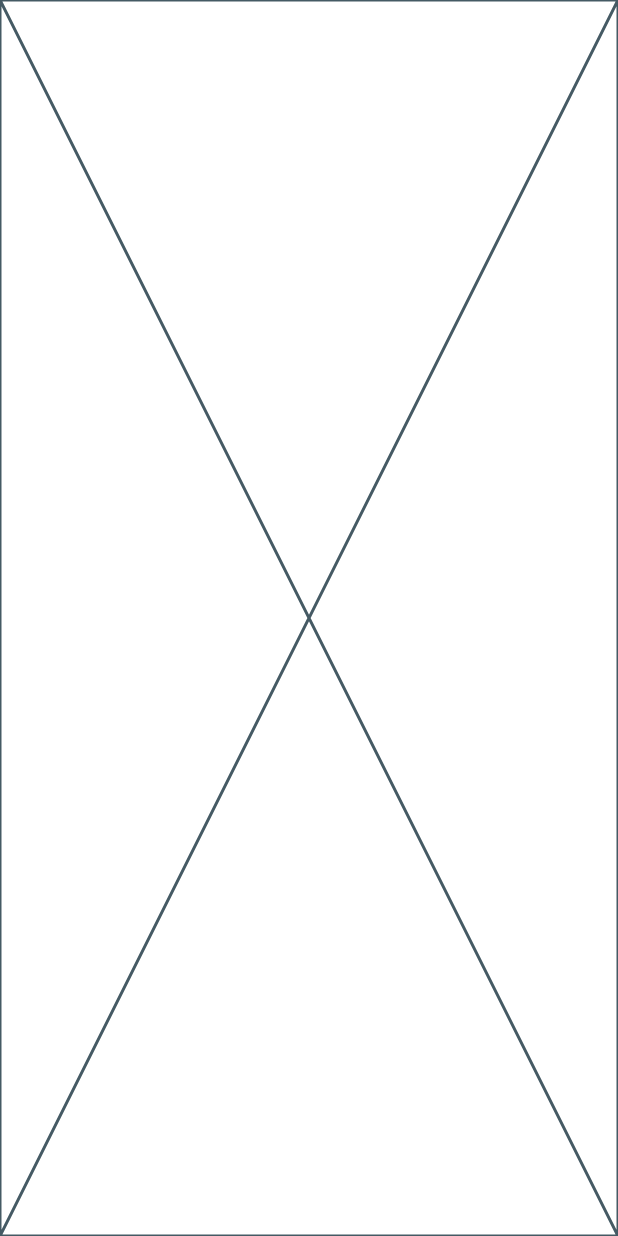
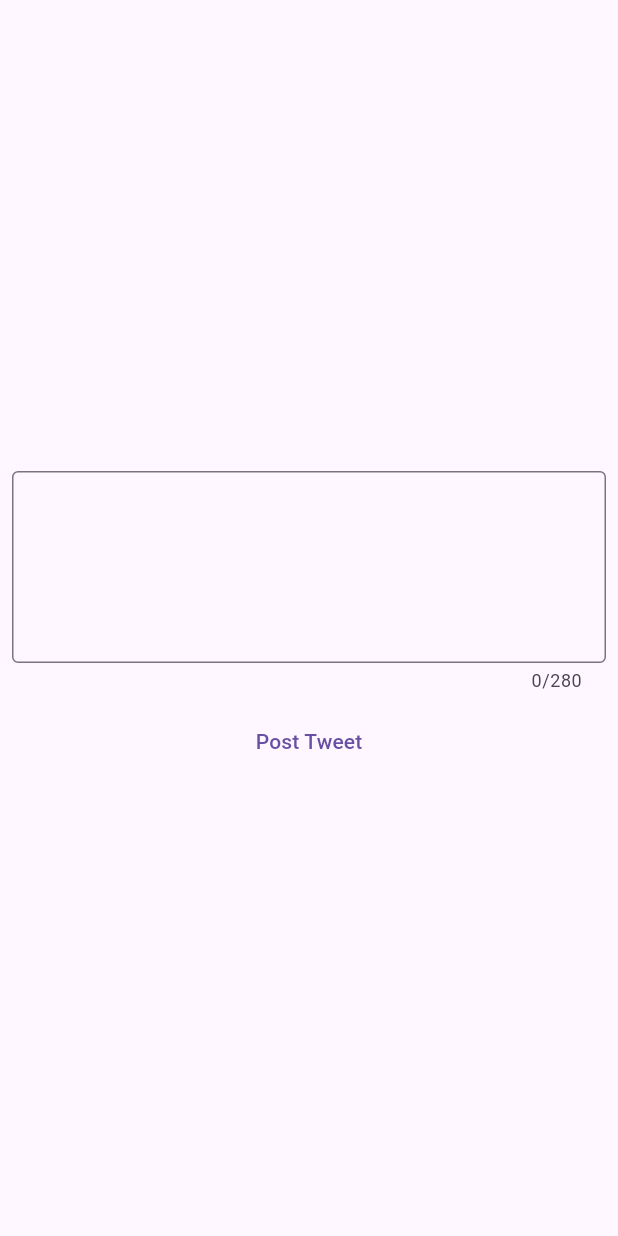
Before and after one commit to mangeshwayaldeveloper/travelblog, a Flutter app: the screen it shows after launch, item 3 of the bottom bar chosen, on a phone screen of 412 x 824 dp. Run offline on Flutter 3.47's test engine with Material 3 defaults, Android fonts, the phone set to English and light mode, and no system bars; our stand-ins replace cloud_firestore, firebase_auth, firebase_core, firebase_storage, flutter_riverpod, flutter_svg and 2 more; accounts and stored records are empty.

Commit message:
blogs option added

```diff
--- a/lib/Screen/blogs.dart
+++ b/lib/Screen/blogs.dart
@@ -1,15 +1,42 @@
 import 'package:flutter/cupertino.dart';
+import 'package:flutter/material.dart';
+import 'package:flutter_riverpod/flutter_riverpod.dart';
 
-class Blogs extends StatefulWidget {
+import '../provider/tweet_provider.dart';
+
+class Blogs extends ConsumerStatefulWidget {
   const Blogs({super.key});
 
   @override
-  State<Blogs> createState() => _BlogsState();
+  ConsumerState<Blogs> createState() => _BlogsState();
 }
 
-class _BlogsState extends State<Blogs> {
+class _BlogsState extends ConsumerState<Blogs> {
   @override
   Widget build(BuildContext context) {
-    return const Placeholder();
+    TextEditingController _tweetController = TextEditingController();
+    return Scaffold(
+      body: Center(
+          child: Column(
+            mainAxisSize: MainAxisSize.min,
+            children: [
+              Padding(
+                padding: const EdgeInsets.all(8.0),
+                child: TextField(
+                  maxLines: 4,
+                  decoration: const InputDecoration(border: OutlineInputBorder()),
+                  controller: _tweetController,
+                  maxLength: 280,
+                ),
+              ),
+              TextButton(
+                  onPressed: () {
+                    ref.read(tweetProvider).postTweet(_tweetController.text);
+                    Navigator.of(context).pop();
+                  },
+                  child: Text("Post Tweet"))
+            ],
+          )),
+    );
   }
 }
--- a/lib/Screen/home.dart
+++ b/lib/Screen/home.dart
@@ -163,7 +163,7 @@ class _HomeScreenState extends State<HomeScreen> {
                                                       FlightBooking()));
                                         },
                                         child: Text(
-                                          "Flight Booking",
+                                          "Flight",
                                           style: TextStyle(fontSize: 14,color: Colors.black),
                                           overflow: TextOverflow.ellipsis,
                                         )),
--- /dev/null
+++ b/lib/models/tweet.dart
@@ -0,0 +1,86 @@
+import 'package:cloud_firestore/cloud_firestore.dart';
+
+class Tweet {
+  final String uid;
+  final String profilePic;
+  final String name;
+  final String tweet;
+  final Timestamp postTime;
+
+//<editor-fold desc="Data Methods">
+  const Tweet({
+    required this.uid,
+    required this.profilePic,
+    required this.name,
+    required this.tweet,
+    required this.postTime,
+  });
+
+  @override
+  bool operator ==(Object other) =>
+      identical(this, other) ||
+      (other is Tweet &&
+          runtimeType == other.runtimeType &&
+          uid == other.uid &&
+          profilePic == other.profilePic &&
+          name == other.name &&
+          tweet == other.tweet &&
+          postTime == other.postTime);
+
+  @override
+  int get hashCode =>
+      uid.hashCode ^
+      profilePic.hashCode ^
+      name.hashCode ^
+      tweet.hashCode ^
+      postTime.hashCode;
+
+  @override
+  String toString() {
+    return 'Tweet{' +
+        ' uid: $uid,' +
+        ' profilePic: $profilePic,' +
+        ' name: $name,' +
+        ' tweet: $tweet,' +
+        ' postTime: $postTime,' +
+        '}';
+  }
+
+  Tweet copyWith({
+    String? uid,
+    String? profilePic,
+    String? name,
+    String? tweet,
+    Timestamp? postTime,
+  }) {
+    return Tweet(
+      uid: uid ?? this.uid,
+      profilePic: profilePic ?? this.profilePic,
+      name: name ?? this.name,
+      tweet: tweet ?? this.tweet,
+      postTime: postTime ?? this.postTime,
+    );
+  }
+
+  Map<String, dynamic> toMap() {
+    return {
+      'uid': this.uid,
+      'profilePic': this.profilePic,
+      'name': this.name,
+      'tweet': this.tweet,
+      'postTime': this.postTime,
+    };
+  }
+
+  factory Tweet.fromMap(Map<String, dynamic> map) {
+    return Tweet(
+      uid: map['uid'] as String,
+      profilePic: map['profilePic'] as String,
+      name: map['name'] as String,
+      tweet: map['tweet'] as String,
+      postTime: map['postTime'],
+    );
+  }
+
+//</editor-fold>
+}
--- a/pubspec.yaml
+++ b/pubspec.yaml
@@ -42,6 +42,7 @@ dependencies:
   firebase_auth: ^4.14.1
   cloud_firestore: ^4.13.2
   flutter_riverpod: ^2.4.9
+  firebase_storage: ^11.5.6
 
 dev_dependencies:
   flutter_test:
```
Also changed, not shown: lib/Screen/MyOrders.dart (+4 -3 lines), lib/Screen/create.dart (added, +41 -0 lines), lib/models/user.dart (added, +63 -0 lines), lib/provider/tweet_provider.dart (added, +43 -0 lines), lib/provider/user_provider.dart (added, +92 -0 lines), pubspec.lock, 3 other files.
